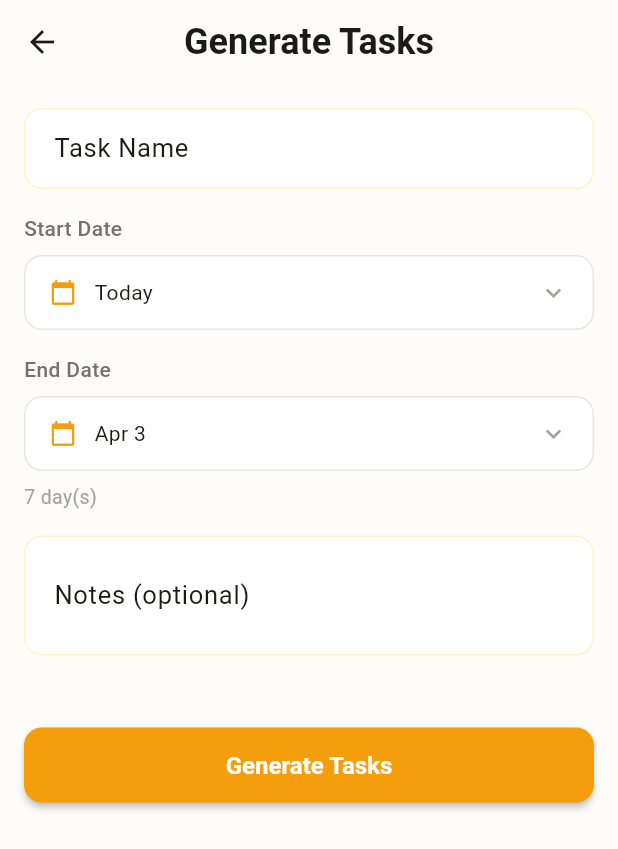
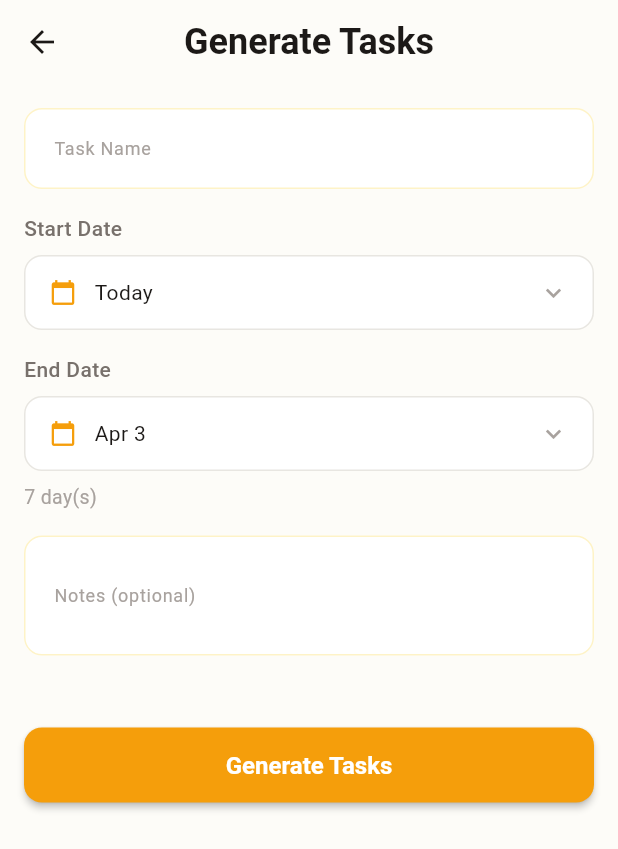
Before and after one commit to EimerQiu/Lumie_APP, a Flutter app: the BatchGenerateScreen screen opened directly, on a phone screen of 412 x 824 dp. Shown: the top 849 px of the screen. Run offline on Flutter 3.47's test engine with Material 3 defaults, Android fonts, the phone set to English and light mode, and no system bars; our stand-ins replace fl_chart, flutter_blue_plus, flutter_markdown, google_fonts, shared_preferences, table_calendar and 1 more; accounts and stored records are empty.

Commit message:
feat: update batch generate screen
Co-Authored-By: Claude Sonnet 4.6 <noreply@anthropic.com>

```diff
--- a/lumie_activity_app/lib/features/tasks/screens/batch_generate_screen.dart
+++ b/lumie_activity_app/lib/features/tasks/screens/batch_generate_screen.dart
@@ -72,10 +72,13 @@ class _BatchGenerateScreenState extends State<BatchGenerateScreen> {
           // Task name
           TextFormField(
             controller: _nameController,
-            decoration: const InputDecoration(
+            decoration: InputDecoration(
               labelText: 'Task Name',
+              labelStyle: TextStyle(fontSize: 12, color: AppColors.textLight, fontWeight: FontWeight.w400),
+              floatingLabelStyle: TextStyle(fontSize: 12, color: AppColors.textLight, fontWeight: FontWeight.w400),
               hintText: 'Base name for generated tasks',
-              border: OutlineInputBorder(),
+              hintStyle: TextStyle(fontSize: 13, color: AppColors.textLight, fontWeight: FontWeight.w400),
+              border: const OutlineInputBorder(),
             ),
           ),
           const SizedBox(height: 16),
@@ -142,9 +145,12 @@ class _BatchGenerateScreenState extends State<BatchGenerateScreen> {
           // Notes
           TextFormField(
             controller: _infoController,
-            decoration: const InputDecoration(
+            decoration: InputDecoration(
               labelText: 'Notes (optional)',
-              border: OutlineInputBorder(),
+              labelStyle: TextStyle(fontSize: 12, color: AppColors.textLight, fontWeight: FontWeight.w400),
+              floatingLabelStyle: TextStyle(fontSize: 12, color: AppColors.textLight, fontWeight: FontWeight.w400),
+              hintStyle: TextStyle(fontSize: 13, color: AppColors.textLight, fontWeight: FontWeight.w400),
+              border: const OutlineInputBorder(),
             ),
             maxLines: 2,
           ),
```
